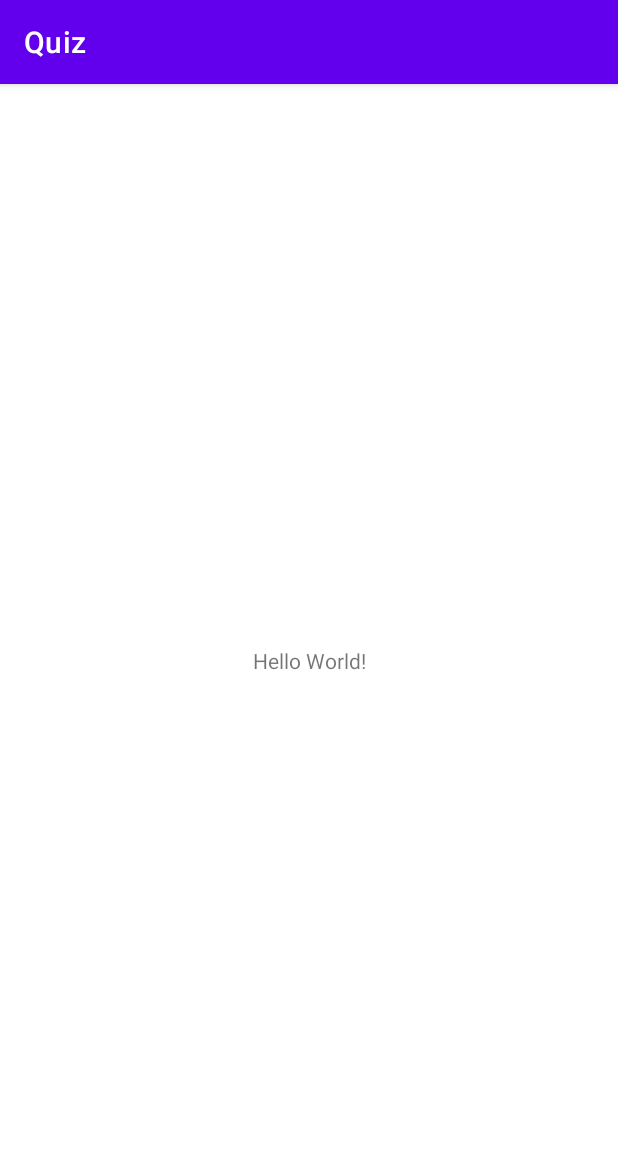
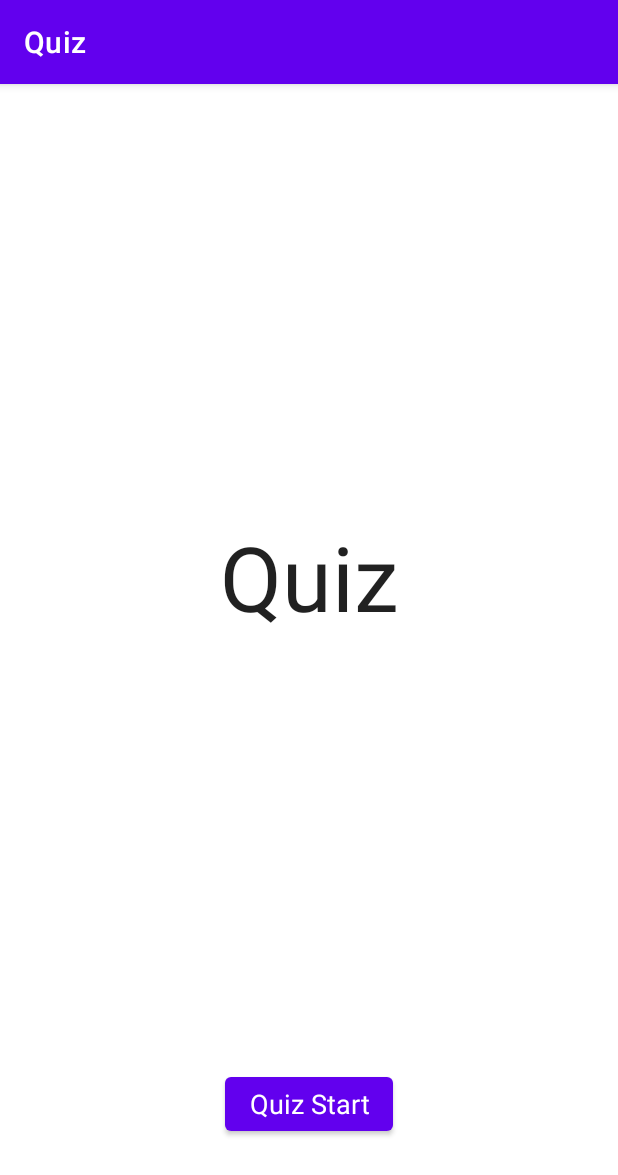
Before and after one commit to s20003/Quiz, an Android app: the screen it shows after launch (MainActivity), on a phone screen of 412 x 824 dp. Shown: the top 1175 px of the screen. Run offline under Robolectric (Android 15) with nearby library versions, the phone set to English and light mode, and no system bars.

Commit message:
quiz画面途中

```diff
--- a/app/build.gradle
+++ b/app/build.gradle
@@ -42,6 +42,7 @@ dependencies {
     implementation 'androidx.appcompat:appcompat:1.3.1'
     implementation 'com.google.android.material:material:1.4.0'
     implementation 'androidx.constraintlayout:constraintlayout:2.1.0'
+    implementation 'androidx.legacy:legacy-support-v4:1.0.0'
     testImplementation 'junit:junit:4.+'
     androidTestImplementation 'androidx.test.ext:junit:1.1.3'
     androidTestImplementation 'androidx.test.espresso:espresso-core:3.4.0'
--- a/app/src/main/AndroidManifest.xml
+++ b/app/src/main/AndroidManifest.xml
@@ -9,6 +9,7 @@
         android:roundIcon="@mipmap/ic_launcher_round"
         android:supportsRtl="true"
         android:theme="@style/Theme.Quiz">
+        <activity android:name=".QuizActivity"></activity>
         <activity android:name=".MainActivity">
             <intent-filter>
                 <action android:name="android.intent.action.MAIN" />
--- a/app/src/main/java/jp/ac/it_college/s20003/quiz/MainActivity.kt
+++ b/app/src/main/java/jp/ac/it_college/s20003/quiz/MainActivity.kt
@@ -1,11 +1,24 @@
 package jp.ac.it_college.s20003.quiz
 
+import android.content.Intent
 import androidx.appcompat.app.AppCompatActivity
 import android.os.Bundle
+import android.view.View
+import jp.ac.it_college.s20003.quiz.databinding.ActivityMainBinding
 
 class MainActivity : AppCompatActivity() {
+    private lateinit var binding: ActivityMainBinding
+
     override fun onCreate(savedInstanceState: Bundle?) {
         super.onCreate(savedInstanceState)
-        setContentView(R.layout.activity_main)
+        binding = ActivityMainBinding.inflate(layoutInflater)
+        setContentView(binding.root)
+
+        binding.startButton.setOnClickListener { onStartButtonTapped(it) }
+    }
+
+    fun onStartButtonTapped(view: View?) {
+        val intent = Intent(this, QuizActivity::class.java)
+        startActivity(intent)
     }
 }
--- a/app/src/main/res/layout/activity_main.xml
+++ b/app/src/main/res/layout/activity_main.xml
@@ -7,12 +7,25 @@
     tools:context=".MainActivity">
 
     <TextView
+        android:id="@+id/quizTitle"
         android:layout_width="wrap_content"
         android:layout_height="wrap_content"
-        android:text="Hello World!"
-        app:layout_constraintBottom_toBottomOf="parent"
-        app:layout_constraintLeft_toLeftOf="parent"
-        app:layout_constraintRight_toRightOf="parent"
+        android:text="@string/quiz_title"
+        android:textAppearance="@style/TextAppearance.AppCompat.Large"
+        android:textSize="60sp"
+        app:layout_constraintBottom_toTopOf="@+id/startButton"
+        app:layout_constraintEnd_toEndOf="parent"
+        app:layout_constraintStart_toStartOf="parent"
         app:layout_constraintTop_toTopOf="parent" />
 
+    <Button
+        android:id="@+id/startButton"
+        android:layout_width="wrap_content"
+        android:layout_height="wrap_content"
+        android:layout_marginBottom="64dp"
+        android:text="@string/start_button"
+        android:textAppearance="@style/TextAppearance.AppCompat.Medium"
+        app:layout_constraintBottom_toBottomOf="parent"
+        app:layout_constraintEnd_toEndOf="parent"
+        app:layout_constraintStart_toStartOf="parent" />
 </androidx.constraintlayout.widget.ConstraintLayout>
```
Also changed, not shown: app/src/main/java/jp/ac/it_college/s20003/quiz/QuizActivity.kt (added, +12 -0 lines), app/src/main/java/jp/ac/it_college/s20003/quiz/QuizFragment.kt (added, +34 -0 lines), app/src/main/res/layout/activity_quiz.xml (added, +18 -0 lines), app/src/main/res/layout/fragment_quiz.xml (added, +73 -0 lines), app/src/main/res/values/strings.xml (+18 -0 lines), 1 other file.
